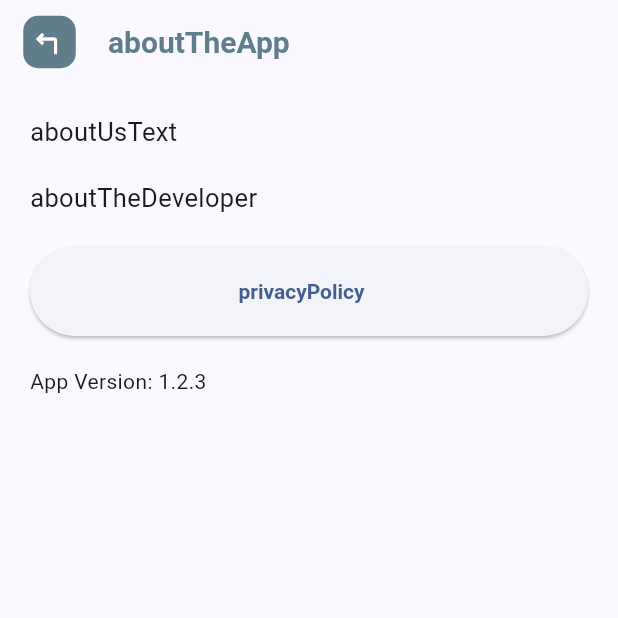
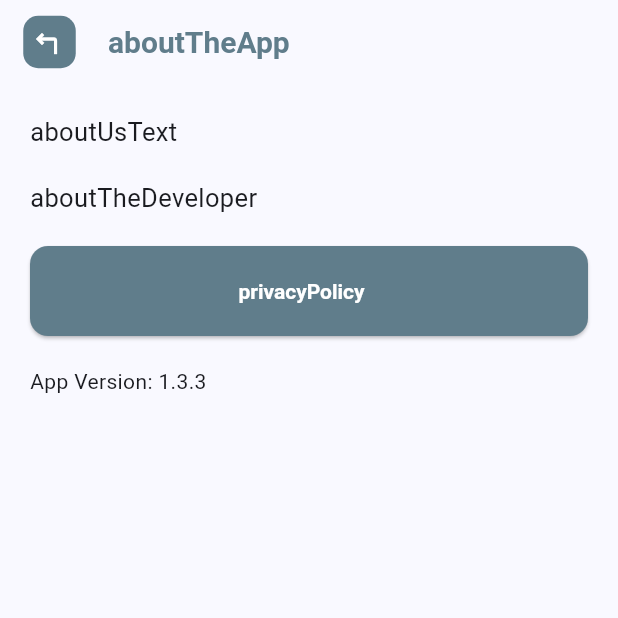
Before and after one commit to ahmadtheswe/dhikr-app-flutter, a Flutter app: the SettingsPage screen opened directly, after a tap on "aboutTheApp", on a phone screen of 412 x 824 dp, the top half of it. Run offline on Flutter 3.47's test engine with Material 3 defaults, Android fonts, the phone set to English and light mode, and no system bars; our stand-ins replace device_info_plus, flutter_local_notifications, google_mobile_ads, package_info_plus, permission_handler, shared_preferences and 1 more; missing offline and left inert: in_app_update; accounts and stored records are empty; network calls fail; project files that could hold a hidden picture were left out.

Commit message:
enhance: enhance UI standard for the app and update select dhkir page with alarm, make arabic black and white

```diff
--- a/assets/lang/en.json
+++ b/assets/lang/en.json
@@ -22,6 +22,9 @@
   "alarmTitle": "Alarm",
   "morningAlarm": "Morning Alarm",
   "eveningAlarm": "Evening Alarm",
+  "setYourAlarmsText": "You can set alarms to remind you of dhikr time",
+  "setYourAlarmsPageTitle": "Set Your Alarms",
+  "setYourAlarms": "Set your alarms here!",
   "morningAlarmNotificationTitle": "Morning Dhikr Alarm",
   "morningAlarmNotificationBody": "It's time to read the morning dhikr!",
   "eveningAlarmNotificationTitle": "Evening Dhikr Alarm",
--- a/assets/lang/id.json
+++ b/assets/lang/id.json
@@ -22,6 +22,9 @@
   "alarmTitle": "Alarm",
   "morningAlarm": "Alarm Pagi",
   "eveningAlarm": "Alarm Petang",
+  "setYourAlarmsText": "Anda dapat mengatur alarm untuk mengingatkan waktu dzikr",
+  "setYourAlarmsPageTitle": "Atur Alarm Anda",
+  "setYourAlarms": "Atur alarm Anda di sini!",
   "morningAlarmNotificationTitle": "Alarm Dzikr Pagi",
   "morningAlarmNotificationBody": "Saatnya membaca dzikr pagi!",
   "eveningAlarmNotificationTitle": "Alarm Dzikr Petang",
--- a/lib/pages/external_resources_page.dart
+++ b/lib/pages/external_resources_page.dart
@@ -28,6 +28,12 @@ class ExternalResourcesPage extends StatelessWidget {
             },
           ),
           ListTile(
+            title: const Text('Amiri Quran Font'),
+            onTap: () {
+              launchUrl(Uri.parse('https://fonts.google.com/specimen/Amiri+Quran'));
+            },
+          ),
+          ListTile(
             title: const Text('icons8.com - Morning Icon'),
             onTap: () {
               launchUrl(Uri.parse('https://icons8.com/icon/qs7i2xsN6JHA/morning'));
--- a/lib/pages/settings_page.dart
+++ b/lib/pages/settings_page.dart
@@ -6,13 +6,13 @@ import 'package:dhikr_app/shared/button/leading_back_button.dart';
 import 'package:dhikr_app/shared/button/standard_elevated_button.dart';
 import 'package:dhikr_app/shared/title/menu_title.dart';
 import 'package:dhikr_app/static/languages.dart';
+import 'package:dhikr_app/widget/alarm_widget.dart';
 import 'package:flutter/material.dart';
 import 'package:provider/provider.dart';
 
 import '../service/language_service.dart';
 import '../service/notification_service.dart';
 import '../service/theme_service.dart';
-import '../shared/button/alarm_elevated_button.dart';
 import '../shared/title/page_title.dart';
 import '../static/dhikr_time.dart';
 
@@ -45,7 +45,7 @@ class _SettingsPage extends State<SettingsPage> {
                 const SizedBox(
                   height: 20,
                 ),
-                MenuTitle(text: languageService.getText('changeLanguage')),
+                MenuTitle(text: languageService.getText('changeLanguage'), icon: Icons.language),
                 LanguageElevatedButton(
                   languageTitle: Languages.ENGLISH_TITLE,
                   icon: Languages.ENGLISH_ICON,
@@ -70,7 +70,7 @@ class _SettingsPage extends State<SettingsPage> {
                 const SizedBox(
                   height: 40,
                 ),
-                MenuTitle(text: languageService.getText('darkMode')),
+                MenuTitle(text: languageService.getText('darkMode') , icon: Icons.dark_mode),
                 Switch(
                   value: themeService.isDarkMode(context),
                   onChanged: (isDark) {
@@ -80,26 +80,22 @@ class _SettingsPage extends State<SettingsPage> {
                 const SizedBox(
                   height: 40,
                 ),
-                MenuTitle(text: languageService.getText('alarmTitle')),
-                AlarmElevatedButton(
-                    selectedTime: alarmService.getAlarmValueTimeOfDay(DhikrTime.MORNING),
-                    dhikrTime: DhikrTime.MORNING,
-                    onTimeChanged: (newTime) async {
-                      setDhikrAlarmTime(newTime, alarmService, languageService, DhikrTime.MORNING, 1);
-                    }),
-                const SizedBox(
-                  height: 20,
+                MenuTitle(text: languageService.getText('alarmTitle') , icon: Icons.alarm),
+                AlarmWidget(
+                  morningTime: alarmService.getAlarmValueTimeOfDay(DhikrTime.MORNING),
+                  eveningTime: alarmService.getAlarmValueTimeOfDay(DhikrTime.EVENING),
+                  onMorningTimeChanged: (newTime) async {
+                    setDhikrAlarmTime(newTime, alarmService, languageService, DhikrTime.MORNING, 1);
+                  },
+                  onEveningTimeChanged: (newTime) async {
+                    setDhikrAlarmTime(newTime, alarmService, languageService, DhikrTime.EVENING, 2);
+                  },
                 ),
-                AlarmElevatedButton(
-                    selectedTime: alarmService.getAlarmValueTimeOfDay(DhikrTime.EVENING),
-                    dhikrTime: DhikrTime.EVENING,
-                    onTimeChanged: (newTime) async {
-                      setDhikrAlarmTime(newTime, alarmService, languageService, DhikrTime.EVENING, 2);
-                    }),
+
                 const SizedBox(
                   height: 40,
                 ),
-                MenuTitle(text: languageService.getText('aboutUs')),
+                MenuTitle(text: languageService.getText('aboutUs') , icon: Icons.info),
                 StandardElevatedButton(
                   text: languageService.getText('aboutTheApp'),
                   onPressed: () async {
@@ -120,7 +116,8 @@ class _SettingsPage extends State<SettingsPage> {
                       MaterialPageRoute(builder: (context) => const ExternalResourcesPage()),
                     );
                   },
-                )
+                ),
+                const SizedBox(height: 40),
               ],
             ),
           ),
--- a/lib/shared/button/alarm_elevated_button.dart
+++ b/lib/shared/button/alarm_elevated_button.dart
@@ -16,9 +16,16 @@ class AlarmElevatedButton extends StatelessWidget {
   @override
   Widget build(BuildContext context) {
     final languageService = Provider.of<LanguageService>(context);
+    final backgroundColor = Theme.of(context).brightness == Brightness.dark ? Colors.white70 : Colors.blueGrey;
+    final textColor = Theme.of(context).brightness == Brightness.dark ? Colors.black87 : Colors.white;
 
     return ElevatedButton(
-        style: ElevatedButton.styleFrom(fixedSize: Size(width != null ? width! : 250, height != null ? height! : 60), textStyle: const TextStyle(fontWeight: FontWeight.bold)),
+        style: ElevatedButton.styleFrom(
+          fixedSize: Size(width != null ? width! : 270, height != null ? height! : 60),
+          textStyle: const TextStyle(fontWeight: FontWeight.bold),
+          shape: RoundedRectangleBorder(borderRadius: BorderRadius.circular(12.0)),
+          backgroundColor: backgroundColor,
+        ),
         onPressed: () async {
           final TimeOfDay? pickedTime = await showTimePicker(
             context: context,
@@ -30,10 +37,23 @@ class AlarmElevatedButton extends StatelessWidget {
           }
         },
         child: Row(
-          mainAxisAlignment: MainAxisAlignment.center,
+          mainAxisAlignment: MainAxisAlignment.start,
           children: [
+            IconButton(
+              icon: Icon(
+                dhikrTime == DhikrTime.MORNING ? Icons.sunny : Icons.wb_twilight,
+                color: textColor,
+                size: 20,
+              ),
+              padding: EdgeInsets.zero,
+              constraints: const BoxConstraints(
+                maxWidth: 20,
+                maxHeight: 20,
+              ), onPressed: () {  },
+            ),
             Text(
-                '${dhikrTime == DhikrTime.MORNING ? languageService.getText('morningAlarm') : languageService.getText('eveningAlarm')}: ${selectedTime?.format(context) ?? '--:-- ---'}'),
+                '${dhikrTime == DhikrTime.MORNING ? languageService.getText('morningAlarm') : languageService.getText('eveningAlarm')}: ${selectedTime?.format(context) ?? '--:-- ---'}',
+                style: TextStyle(color: textColor)),
             const SizedBox(width: 10),
           ],
         ));
--- a/lib/shared/button/language_elevated_button.dart
+++ b/lib/shared/button/language_elevated_button.dart
@@ -18,15 +18,22 @@ class LanguageElevatedButton extends StatelessWidget {
 
   @override
   Widget build(BuildContext context) {
+    final backgroundColor = Theme.of(context).brightness == Brightness.dark ? Colors.white70 : Colors.blueGrey;
+    final textColor = Theme.of(context).brightness == Brightness.dark ? Colors.black87 : Colors.white;
+
     return ElevatedButton(
-        style: ElevatedButton.styleFrom(fixedSize: Size(width != null? width!: 250, height != null? height!: 60)),
+        style: ElevatedButton.styleFrom(
+          fixedSize: Size(width != null ? width! : 270, height != null ? height! : 60),
+          shape: RoundedRectangleBorder(borderRadius: BorderRadius.circular(12.0)),
+          backgroundColor: backgroundColor,
+        ),
         onPressed: onPressed,
         child: Row(
           mainAxisAlignment: MainAxisAlignment.spaceBetween,
           children: [
             Text(
               languageTitle,
-              style: const TextStyle(fontWeight: FontWeight.bold),
+              style: TextStyle(color: textColor, fontWeight: FontWeight.bold),
             ),
             const SizedBox(width: 10),
             ClipOval(
--- a/lib/shared/button/standard_elevated_button.dart
+++ b/lib/shared/button/standard_elevated_button.dart
@@ -5,6 +5,7 @@ class StandardElevatedButton extends StatelessWidget {
   final VoidCallback? onPressed;
   final double? width;
   final double? height;
+  final IconData? icon;
 
   const StandardElevatedButton({
     super.key,
@@ -12,17 +13,40 @@ class StandardElevatedButton extends StatelessWidget {
     this.onPressed,
     this.width,
     this.height,
+    this.icon,
   });
 
   @override
   Widget build(BuildContext context) {
+    final backgroundColor = Theme.of(context).brightness == Brightness.dark ? Colors.white70 : Colors.blueGrey;
+    final textColor = Theme.of(context).brightness == Brightness.dark ? Colors.black87 : Colors.white;
+
     return ElevatedButton(
-        style: ElevatedButton.styleFrom(fixedSize: Size(width != null? width!: 250, height != null? height!: 60), textStyle: const TextStyle(fontWeight: FontWeight.bold)),
+        style: ElevatedButton.styleFrom(
+          fixedSize: Size(width != null ? width! : 270, height != null ? height! : 60),
+          textStyle: const TextStyle(fontWeight: FontWeight.bold),
+          shape: RoundedRectangleBorder(borderRadius: BorderRadius.circular(12.0)),
+          backgroundColor: backgroundColor,
+        ),
         onPressed: onPressed,
         child: Row(
-          mainAxisAlignment: MainAxisAlignment.center,
+          mainAxisAlignment: icon != null ? MainAxisAlignment.start : MainAxisAlignment.center,
           children: [
-            Text(text),
+            if (icon != null)
+              IconButton(
+                icon: Icon(
+                  icon,
+                  color: textColor,
+                  size: 20,
+                ),
+                padding: EdgeInsets.zero,
+                constraints: const BoxConstraints(
+                  maxWidth: 20,
+                  maxHeight: 20,
+                ),
+                onPressed: () {},
+              ),
+            Text(text, style: TextStyle(color: textColor)),
             const SizedBox(width: 10),
           ],
         ));
--- a/lib/shared/title/menu_title.dart
+++ b/lib/shared/title/menu_title.dart
@@ -2,22 +2,44 @@ import 'package:flutter/material.dart';
 
 class MenuTitle extends StatelessWidget {
   final String text;
+  final IconData? icon;
 
-  const MenuTitle({super.key, required this.text});
+  const MenuTitle({super.key, required this.text, this.icon});
 
   @override
   Widget build(BuildContext context) {
-
     final textColor = Theme.of(context).brightness == Brightness.dark ? Colors.grey : Colors.blueGrey;
 
     return Container(
         margin: const EdgeInsets.only(bottom: 20),
+        child: Row(
+          mainAxisAlignment: MainAxisAlignment.center,
+          children: [
+            if (icon != null)
+              IconButton(
+                icon: Icon(
+                  icon,
+                  color: textColor,
+                  size: 30,
+                ),
+                padding: EdgeInsets.zero,
+                constraints: const BoxConstraints(
+                  maxWidth: 30,
+                  maxHeight: 30,
+                ),
+                onPressed: () {},
+              ),
+            Flexible(
                 child: Text(text,
+                    textAlign: TextAlign.center,
                     style: TextStyle(
                       fontSize: 18,
                       fontWeight: FontWeight.bold,
                       color: textColor,
-          ))
-    );
+                    ),
+                    softWrap: true,
+                    overflow: TextOverflow.visible)),
+          ],
+        ));
   }
 }
--- /dev/null
+++ b/lib/widget/alarm_widget.dart
@@ -0,0 +1,40 @@
+import 'package:flutter/material.dart';
+
+import '../shared/button/alarm_elevated_button.dart';
+import '../static/dhikr_time.dart';
+
+class AlarmWidget extends StatelessWidget {
+  final TimeOfDay? morningTime;
+  final TimeOfDay? eveningTime;
+  final Function(TimeOfDay) onMorningTimeChanged;
+  final Function(TimeOfDay) onEveningTimeChanged;
+
+  const AlarmWidget({
+    Key? key,
+    this.morningTime,
+    this.eveningTime,
+    required this.onMorningTimeChanged,
+    required this.onEveningTimeChanged,
+  }) : super(key: key);
+
+  @override
+  Widget build(BuildContext context) {
+    return Column(
+      children: [
+        AlarmElevatedButton(
+          selectedTime: morningTime,
+          dhikrTime: DhikrTime.MORNING,
+          onTimeChanged: onMorningTimeChanged,
+        ),
+        const SizedBox(
+          height: 20,
+        ),
+        AlarmElevatedButton(
+          selectedTime: eveningTime,
+          dhikrTime: DhikrTime.EVENING,
+          onTimeChanged: onEveningTimeChanged,
+        ),
+      ],
+    );
+  }
+}
--- a/pubspec.yaml
+++ b/pubspec.yaml
@@ -2,7 +2,7 @@ name: dhikr_app
 description: "A simple morning and evening Dhikr App."
 publish_to: 'none' # Remove this line if you wish to publish to pub.dev
 
-version: 1.2.3+5
+version: 1.3.3+6
 
 environment:
   sdk: '>=3.2.6 <4.0.0'
@@ -24,6 +24,7 @@ dependencies:
   permission_handler: ^12.0.0+1
   intl: ^0.20.2
   in_app_update: ^4.2.3
+  screenshot: ^3.0.0
 
 dev_dependencies:
   flutter_test:
@@ -52,9 +53,6 @@ flutter:
     - assets/icons/icons8/evening-office-l/icons8-evening-100.png
 
   fonts:
-    - family: AmiriRegular
-      fonts:
-        - asset: assets/fonts/Amiri-Regular.ttf
     - family: AmiriQuran
       fonts:
         - asset: assets/fonts/AmiriQuran-Regular.ttf
```
Also changed, not shown: lib/pages/dhikr_page.dart (+12 -8 lines), lib/pages/select_dhikr_time_page.dart (+24 -3 lines), lib/pages/set_alarm_page.dart (added, +79 -0 lines), lib/shared/button/select_dhikr_elevated_button.dart (+6 -2 lines), assets/fonts/Amiri-Regular.ttf (deleted), pubspec.lock. Lines whose indentation alone changed are shown as unchanged.
